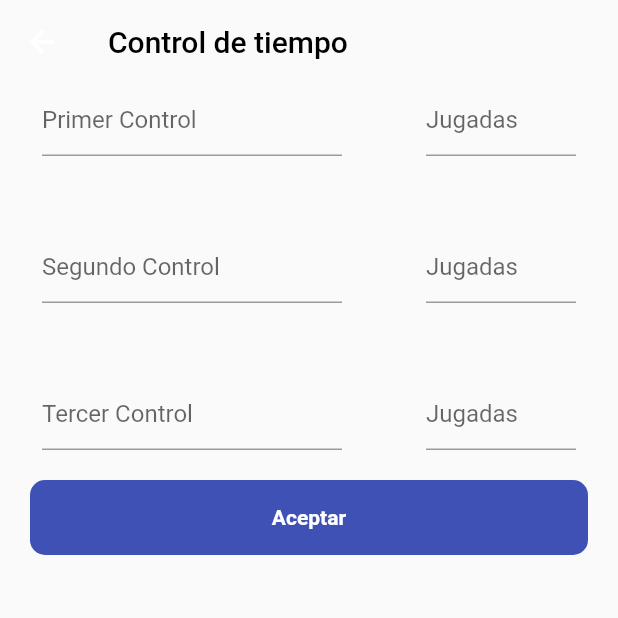
After one commit to flutter-preview/YaelZamora-ChessFamilyClockFlutter, a Flutter app: the screen it shows after launch, after a tap on "Control de tiempo", on a phone screen of 412 x 824 dp, the top half of it. The commit adds this screen. Run offline on Flutter 3.47's test engine with Material 2 defaults, Android fonts, the phone set to English and light mode, and no system bars; our stand-ins replace circular_countdown_timer; missing offline and left inert: custom_timer.

Commit message:
controltime1

```diff
--- a/lib/screens/set_time_screen.dart
+++ b/lib/screens/set_time_screen.dart
@@ -1,6 +1,7 @@
 import 'package:chess_family_clock/screens/clock_screen.dart';
 import 'package:chess_family_clock/screens/gong_screen.dart';
 import 'package:chess_family_clock/screens/screen_960.dart';
+import 'package:chess_family_clock/screens/time_control_screen.dart';
 import 'package:flutter/material.dart';
 
 class SetTimeScreen extends StatefulWidget {
@@ -21,8 +22,8 @@ class _SetTimeScreenState extends State<SetTimeScreen> {
     final tiempo = TextEditingController();
     final suma = TextEditingController();
 
-    int tiempoInicial = 3;
-    int incremento = 2;
+    //int tiempoInicial = 3;
+    //int incremento = 2;
 
     return Scaffold(
       appBar: AppBar(
@@ -58,6 +59,7 @@ class _SetTimeScreenState extends State<SetTimeScreen> {
                     onSaved: (value) {
                       tiempo.text = value!;
                     },
+                    onFieldSubmitted: (value) => tiempo.text = value,
                   ),
                   TextFormField(
                     keyboardType: TextInputType.number,
@@ -70,9 +72,19 @@ class _SetTimeScreenState extends State<SetTimeScreen> {
                     onSaved: (value) {
                       suma.text = value!;
                     },
+                    onFieldSubmitted: (value) => suma.text = value,
                   ),
                 ],
               ),
+            ),
+            TextButton(
+              onPressed: () => Navigator.push(
+                context,
+                MaterialPageRoute(
+                  builder: (BuildContext context) => const TimeControlScreen(),
+                ),
+              ),
+              child: const Text('Control de tiempo'),
             ),
             Container(
               width: size.width,
--- /dev/null
+++ b/lib/screens/time_control_clock_screen.dart
@@ -0,0 +1,16 @@
+import 'package:flutter/material.dart';
+
+class TimeControlClock extends StatefulWidget {
+  const TimeControlClock({super.key});
+
+  @override
+  State<TimeControlClock> createState() => _TimeControlClockState();
+}
+
+//TODO: Aquí venimos de la pantalla de TimeControl, para manejar los controles de tiempo
+class _TimeControlClockState extends State<TimeControlClock> {
+  @override
+  Widget build(BuildContext context) {
+    return const Scaffold();
+  }
+}
--- /dev/null
+++ b/lib/screens/time_control_screen.dart
@@ -0,0 +1,144 @@
+import 'package:chess_family_clock/screens/clock_screen.dart';
+import 'package:chess_family_clock/screens/time_control_clock_screen.dart';
+import 'package:flutter/material.dart';
+
+class TimeControlScreen extends StatelessWidget {
+  const TimeControlScreen({super.key});
+
+  @override
+  Widget build(BuildContext context) {
+    final size = MediaQuery.of(context).size;
+
+    final primerControl = TextEditingController();
+    final segundoControl = TextEditingController();
+    final tercerControl = TextEditingController();
+
+    final jugadasUno = TextEditingController();
+    final jugadasDos = TextEditingController();
+    final jugadasTres = TextEditingController();
+
+    return Scaffold(
+      appBar: AppBar(
+        backgroundColor: Colors.transparent,
+        elevation: 0,
+        title: const Text(
+          'Control de tiempo',
+          style: TextStyle(
+            color: Colors.black,
+          ),
+        ),
+      ),
+      body: Column(
+        children: [
+          RowTime(
+            hintTiempo: 'Primer Control',
+            hintJugadas: 'Jugadas',
+            controlador: primerControl,
+            controlJugadas: jugadasUno,
+          ),
+          const SizedBox(
+            height: 50,
+          ),
+          RowTime(
+            hintTiempo: 'Segundo Control',
+            hintJugadas: 'Jugadas',
+            controlador: segundoControl,
+            controlJugadas: jugadasDos,
+          ),
+          const SizedBox(
+            height: 50,
+          ),
+          RowTime(
+            hintTiempo: 'Tercer Control',
+            hintJugadas: 'Jugadas',
+            controlador: tercerControl,
+            controlJugadas: jugadasTres,
+          ),
+          Container(
+            width: size.width,
+            height: 50,
+            margin: const EdgeInsets.all(20),
+            decoration: BoxDecoration(
+              borderRadius: BorderRadius.circular(10),
+              color: Colors.indigo,
+            ),
+            clipBehavior: Clip.hardEdge,
+            child: MaterialButton(
+              onPressed: () {
+                Navigator.push(
+                  context,
+                  MaterialPageRoute(
+                    builder: (BuildContext context) => const TimeControlClock(),
+                  ),
+                );
+              },
+              minWidth: size.width,
+              height: 50,
+              child: const Text(
+                'Aceptar',
+                style: TextStyle(
+                  color: Colors.white,
+                  fontWeight: FontWeight.bold,
+                ),
+              ),
+            ),
+          ),
+        ],
+      ),
+    );
+  }
+}
+
+class RowTime extends StatelessWidget {
+  const RowTime({
+    super.key,
+    required this.hintTiempo,
+    required this.hintJugadas,
+    required this.controlador,
+    required this.controlJugadas,
+  });
+
+  final String hintTiempo;
+  final String hintJugadas;
+  final TextEditingController controlador;
+  final TextEditingController controlJugadas;
+
+  @override
+  Widget build(BuildContext context) {
+    return Row(
+      mainAxisAlignment: MainAxisAlignment.spaceAround,
+      children: [
+        SizedBox(
+          width: 200,
+          child: TextField(
+            keyboardType: TextInputType.number,
+            decoration: InputDecoration(
+              hintText: hintTiempo,
+            ),
+            onChanged: (value) {
+              controlador.text = value;
+            },
+            onSubmitted: (value) {
+              controlador.text = value;
+            },
+          ),
+        ),
+        SizedBox(
+          width: 100,
+          child: TextField(
+            keyboardType: TextInputType.number,
+            decoration: InputDecoration(
+              hintText: hintJugadas,
+            ),
+            onChanged: (value) {
+              controlJugadas.text = value;
+            },
+            onSubmitted: (value) {
+              controlJugadas.text = value;
+            },
+          ),
+        ),
+      ],
+    );
+  }
+}
```
Also changed, not shown: 2 other files.
